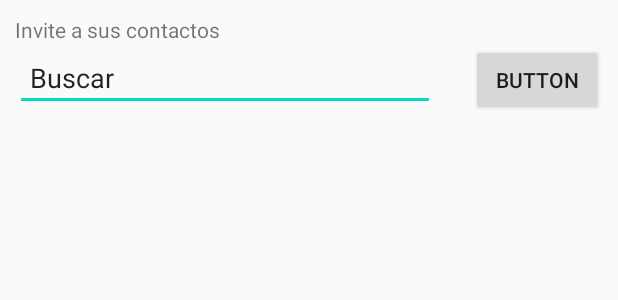
After one commit to estebancasas9817/SecureBike, an Android app: the layout activity_contactos.xml on its own in the app's theme, with its tools: preview values and no code run, on a phone screen of 412 x 824 dp. The commit adds this screen. Shown: the top 300 px of the screen. Run offline under Robolectric (Android 15) with nearby library versions, the phone set to English and light mode, and no system bars.

Commit message:
contactos

```diff
--- a/app/src/main/AndroidManifest.xml
+++ b/app/src/main/AndroidManifest.xml
@@ -9,6 +9,7 @@
         android:roundIcon="@mipmap/ic_launcher_round"
         android:supportsRtl="true"
         android:theme="@style/AppTheme">
+        <activity android:name=".Contactos"></activity>
         <activity android:name=".Configuracion" />
         <activity android:name=".Home" />
         <activity android:name=".Login" />
--- /dev/null
+++ b/app/src/main/java/com/company/securebike/Contactos.java
@@ -0,0 +1,14 @@
+package com.company.securebike;
+
+import androidx.appcompat.app.AppCompatActivity;
+
+import android.os.Bundle;
+
+public class Contactos extends AppCompatActivity {
+
+    @Override
+    protected void onCreate(Bundle savedInstanceState) {
+        super.onCreate(savedInstanceState);
+        setContentView(R.layout.activity_contactos);
+    }
+}
--- /dev/null
+++ b/app/src/main/res/layout/activity_contactos.xml
@@ -0,0 +1,54 @@
+<?xml version="1.0" encoding="utf-8"?>
+<RelativeLayout
+    xmlns:android="http://schemas.android.com/apk/res/android"
+    xmlns:tools="http://schemas.android.com/tools"
+    android:layout_width="match_parent"
+    android:layout_height="match_parent"
+    android:padding="10dp"
+    tools:context=".MainActivity">
+
+    <TextView
+        android:id="@+id/Enunciado"
+        android:layout_width="wrap_content"
+        android:layout_height="wrap_content"
+        android:text="Invite a sus contactos"
+        />
+
+    <Button
+        android:id="@+id/Boton"
+        android:layout_width="wrap_content"
+        android:layout_height="wrap_content"
+        android:text="Button"
+        android:layout_alignParentRight="true"
+        android:layout_below="@id/Enunciado"
+        />
+
+
+    <EditText
+        android:id="@+id/Texto"
+        android:layout_width="280dp"
+        android:padding="10dp"
+        android:layout_height="wrap_content"
+        android:layout_alignParentLeft="true"
+        android:layout_below="@id/Enunciado"
+        android:text="Buscar"
+        />
+
+    <ListView
+        android:id="@+id/Lista"
+        android:layout_width="wrap_content"
+        android:layout_height="wrap_content"
+        android:layout_below="@id/Texto"
+        android:entries="@array/Contactos"
+        />
+    <!--
+    <Spinner
+        android:id="@+id/Contactos"
+        android:layout_width="280dp"
+        android:layout_height="wrap_content"
+        android:layout_below="@id/Enunciado"
+        android:entries="@array/Contactos"
+        />
+    -->
+
+</RelativeLayout>
--- a/app/src/main/res/layout/activity_login.xml
+++ b/app/src/main/res/layout/activity_login.xml
@@ -16,16 +16,17 @@
         android:textAlignment="center"
         android:textStyle="bold"
         android:textScaleX="4"
-        >
+        android:gravity="center_horizontal">
     </TextView>
 
     <ImageView
         android:id="@+id/Imagen"
-        android:src="@drawable/bicicleta_2"
         android:layout_width="wrap_content"
         android:layout_height="400dp"
         android:layout_below="@id/Titulo"
+        android:src="@drawable/bicicleta_2"
         >
+
     </ImageView>
 
     <EditText
--- a/app/src/main/res/layout/activity_pantalla_home.xml
+++ /dev/null
@@ -1,9 +0,0 @@
-<?xml version="1.0" encoding="utf-8"?>
-<androidx.constraintlayout.widget.ConstraintLayout xmlns:android="http://schemas.android.com/apk/res/android"
-    xmlns:app="http://schemas.android.com/apk/res-auto"
-    xmlns:tools="http://schemas.android.com/tools"
-    android:layout_width="match_parent"
-    android:layout_height="match_parent"
-    tools:context=".PantallaHome">
-
-</androidx.constraintlayout.widget.ConstraintLayout>
```
Also changed, not shown: app/src/main/res/drawable/bicicleta_2.jpg (added).
